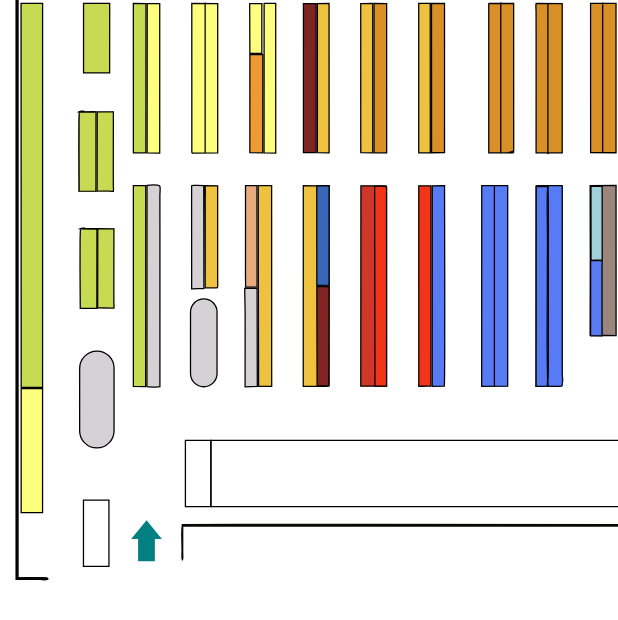
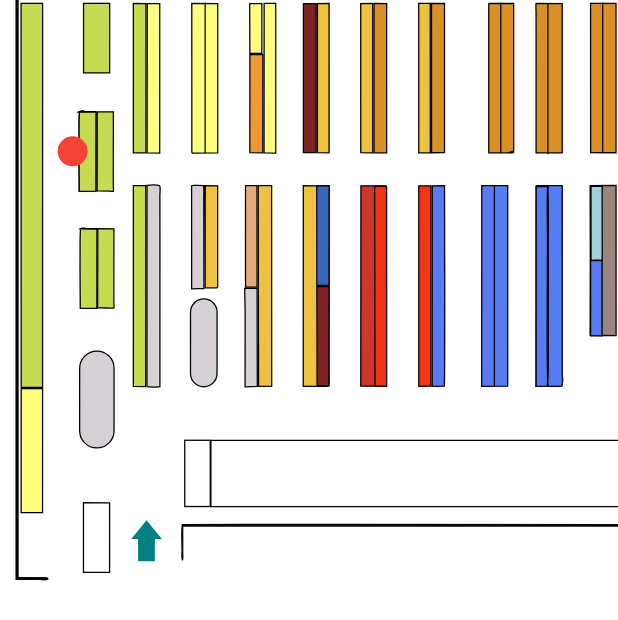
Before and after one commit to Itope84/store_navigator, a Flutter app: the screen it shows after launch, item 2 of the bottom bar chosen, on a phone screen of 412 x 824 dp. Shown: the part 335-955 px from the top of the screen. Run offline on Flutter 3.47's test engine with Material 3 defaults, Android fonts, the phone set to English and light mode, and no system bars; our stand-ins replace flutter_svg, google_fonts, path_drawing.

Commit message:
generate grid and identify section aisle

```diff
--- /dev/null
+++ b/lib/utils/floorplan_to_grid.dart
@@ -0,0 +1,99 @@
+import 'dart:collection';
+
+import 'package:flutter/material.dart';
+import 'package:xml/xml.dart' as xml;
+import 'package:path_drawing/path_drawing.dart';
+import 'dart:ui' as ui;
+
+class Grid {
+  final int width;
+  final int height;
+  List<List<bool>> cells;
+
+  Grid(this.width, this.height)
+      : cells = List.generate(height, (_) => List.generate(width, (_) => true));
+
+  void addObstacle(int x, int y) {
+    cells[y][x] = false;
+  }
+
+  bool isWalkable(int x, int y) {
+    return cells[y][x];
+  }
+}
+
+class SvgToGridConverter {
+  final xml.XmlDocument document;
+  final int gridWidth;
+  final int gridHeight;
+
+  double svgWidth = 0;
+  double svgHeight = 0;
+
+  HashMap<String, Path> paths = HashMap<String, Path>();
+
+  SvgToGridConverter(this.document, this.gridWidth, this.gridHeight) {
+    final svgElement = document.findElements('svg').first;
+
+    svgWidth = double.parse(svgElement.getAttribute('width')!);
+    svgHeight = double.parse(svgElement.getAttribute('height')!);
+  }
+
+  Grid parseSvg() {
+    final grid = Grid(gridWidth, gridHeight);
+
+    // TODO: handle wall, everything outside wall should be obstacle
+    for (var element in document.findAllElements('path')) {
+      final pathData = element.getAttribute('d');
+      if (pathData != null) {
+        final path = parseSvgPathData(pathData);
+        // add path to paths by id attribute
+        if (element.getAttribute('id') != null)
+          paths.putIfAbsent(element.getAttribute('id')!, () => path);
+
+        _markObstacles(path, grid, svgWidth, svgHeight);
+      }
+    }
+
+    return grid;
+  }
+
+  Offset scaleToGrid(Offset value) {
+    return Offset(
+        value.dx / gridWidth * svgWidth, value.dy / gridHeight * svgHeight);
+  }
+
+  // TODO: scaling is unnecessary as we treat this in the scle of the SVG. Let the canvas zooming and panning deal with that. That;s the point!
+  Rect scaleToGridRect(Rect value) {
+    return Rect.fromLTRB(
+        value.left / gridWidth * svgWidth,
+        value.top / gridHeight * svgHeight,
+        value.right / gridWidth * svgWidth,
+        value.bottom / gridHeight * svgHeight);
+  }
+
+  // TODO: isValidPoint, checks if the point is within the section_wall if that exists, or otherwise is within the bounds of the grid (it will probably be)
+
+  /**
+   * Marks obstacles on the grid by going through the pixels in the path bounding box and seeing if they are inside the path.
+   * This accounts for non-rectangular paths.
+   *
+  //  * TODO: figure out why items to the top of the svg are squished while the bottom is elongated. Could it be a factor of the rounding, or the viewbox?
+   */
+  void _markObstacles(
+      ui.Path path, Grid grid, double svgWidth, double svgHeight) {
+    final bbox = path.getBounds();
+    for (int y = bbox.top.floor(); y < bbox.bottom.ceil(); y++) {
+      for (int x = bbox.left.floor(); x < bbox.right.ceil(); x++) {
+        final point = Offset(
+          x / grid.width * svgWidth,
+          y / grid.height * svgHeight,
+        );
+
+        if (path.contains(point)) {
+          grid.addObstacle(x, y);
+        }
+      }
+    }
+  }
+}
--- a/lib/zoomable_map.dart
+++ b/lib/zoomable_map.dart
@@ -1,6 +1,10 @@
+import 'dart:developer';
+
 import 'package:flutter/material.dart';
 import 'package:flutter_svg/flutter_svg.dart';
 import 'package:flutter_svg/svg.dart';
+import 'package:store_navigator/utils/floorplan_to_grid.dart';
+import 'package:xml/xml.dart';
 
 class ZoomableMapPainter extends CustomPainter {
   final PictureInfo picture;
@@ -61,6 +65,11 @@ class ZoomableMap extends StatefulWidget {
 
 class _ZoomableMapState extends State<ZoomableMap> {
   PictureInfo? picture;
+
+  late SvgToGridConverter converter;
+
+  late Grid grid;
+
   double scale = 1.0;
   Offset offset = Offset.zero;
   List<Offset> items = [];
@@ -90,9 +99,86 @@ class _ZoomableMapState extends State<ZoomableMap> {
     final svgString = await loader.loadString(widget.assetName);
 
     final pictureInfo = await vg.loadPicture(SvgStringLoader(svgString), null);
+
+    final document = XmlDocument.parse(svgString);
     setState(() {
       picture = pictureInfo;
+      converter = SvgToGridConverter(document, (pictureInfo.size.width).ceil(),
+          (pictureInfo.size.height).ceil());
+      grid = generateGrid(svgString);
     });
+
+    print(_getSectionOpenSideMidpoint('section_92'));
+  }
+
+  Grid generateGrid(String svgString) {
+    final startTime = DateTime.now();
+    final grid = converter.parseSvg();
+
+    final endTime = DateTime.now();
+    final elapsedTime = endTime.difference(startTime);
+
+    print('Time taken: ${elapsedTime.inMilliseconds} ms');
+
+    // Print the grid
+    // final str = grid.cells
+    //     .map((row) => row.map((cell) => cell ? ' ' : 'X').join(' '))
+    //     .join('\n');
+    // log(str);
+
+    return grid;
+  }
+
+  Rect _getSectionRect(String sectionId) {
+    final section = converter.paths[sectionId];
+
+    return section?.getBounds() ?? Rect.zero;
+  }
+
+  Rect _getSectionRectWithPadding(String sectionId) {
+    final sectionRect = _getSectionRect(sectionId);
+
+    return Rect.fromLTRB(sectionRect.left - 5, sectionRect.top - 5,
+        sectionRect.right + 5, sectionRect.bottom + 5);
+  }
+
+  Offset _getSectionCenter(String sectionId) {
+    final sectionRect = _getSectionRect(sectionId);
+
+    return Offset(sectionRect.left + sectionRect.width / 2,
+        sectionRect.top + sectionRect.height / 2);
+  }
+
+  Offset _getSectionOpenSideMidpoint(String sectionId) {
+    // The open midpoint of the open side of the section is the walkable point closest to the center of the section
+
+    final sectionRect = _getSectionRectWithPadding(sectionId);
+
+    final midpoint = Offset(sectionRect.left + sectionRect.width / 2,
+        sectionRect.top + sectionRect.height / 2);
+
+    // Check the four sides of the section, find the midpoint of each side (the side is the 5px padding around the section), if it is not walkable, skip it; otherwise, sort by distance to the midpoint and return the closest one
+    final sideMidpoints = [
+      Offset(sectionRect.left, sectionRect.top + sectionRect.height / 2),
+      Offset(sectionRect.right, sectionRect.top + sectionRect.height / 2),
+      Offset(sectionRect.left + sectionRect.width / 2, sectionRect.top),
+      Offset(sectionRect.left + sectionRect.width / 2, sectionRect.bottom)
+    ];
+
+    final walkableSideMidpoints = sideMidpoints
+        .where((point) => grid.isWalkable(point.dx.ceil(), point.dy.ceil()))
+        .toList();
+
+    walkableSideMidpoints.sort((a, b) => (a - midpoint)
+        .distanceSquared
+        .compareTo((b - midpoint).distanceSquared));
+
+    // TODO: remove
+    setState(() {
+      items.add(walkableSideMidpoints.first);
+    });
+
+    return walkableSideMidpoints.first;
   }
 
   void _onTapUp(TapUpDetails details) {
--- a/pubspec.yaml
+++ b/pubspec.yaml
@@ -37,6 +37,9 @@ dependencies:
   # Use with the CupertinoIcons class for iOS style icons.
   cupertino_icons: ^1.0.6
   google_fonts: ^6.2.1
+  xml: ^6.5.0
+  path_drawing: ^1.0.1
+  svg_path_parser: ^1.1.2
 
 dev_dependencies:
   flutter_test:
```
Also changed, not shown: assets/floor_plan.svg, pubspec.lock.
